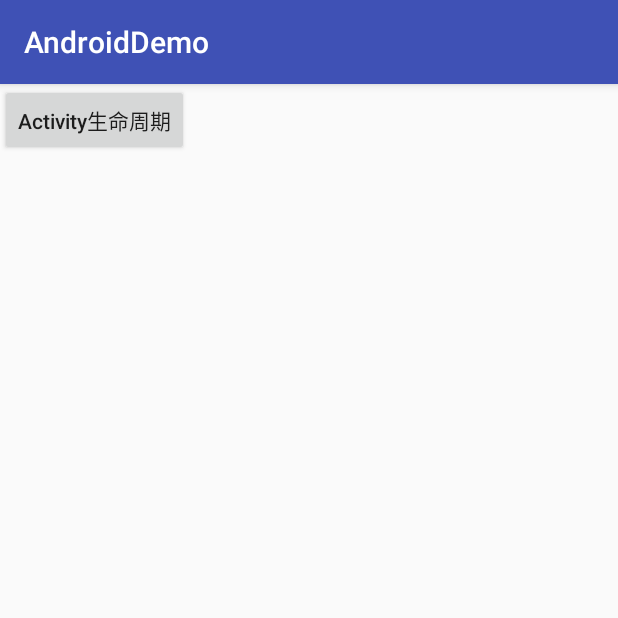
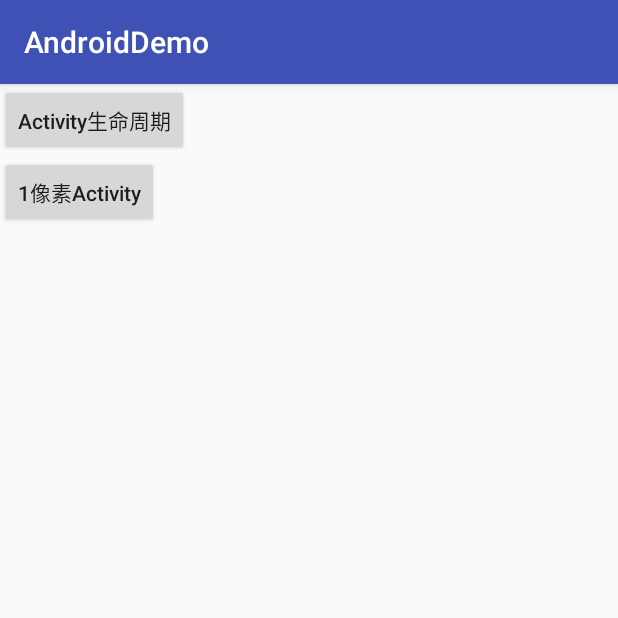
Before and after one commit to phanz/AndroidDemo, an Android app: the ComponentActivity screen opened directly, with no data from a screen before it, on a phone screen of 412 x 824 dp, the top half of it. Run offline under Robolectric (Android 15) with nearby library versions, the phone set to English and light mode, and no system bars; our stand-ins replace ButterKnife.

Commit message:
导入1像素Activity和前台进程用法

```diff
--- a/app/src/main/java/com/example/component/ComponentActivity.java
+++ b/app/src/main/java/com/example/component/ComponentActivity.java
@@ -1,11 +1,16 @@
 package com.example.component;
 
+import android.content.BroadcastReceiver;
+import android.content.Context;
 import android.content.Intent;
+import android.content.IntentFilter;
 import android.support.v7.app.AppCompatActivity;
 import android.os.Bundle;
+import android.util.Log;
 import android.view.View;
 
 import com.example.component.activity.LifeCycleActivity;
+import com.example.component.activity.OnePixelActivity;
 import com.example.demo.R;
 
 import butterknife.ButterKnife;
@@ -14,11 +19,16 @@ import butterknife.OnClick;
 public class ComponentActivity extends AppCompatActivity {
     public static final String TAG = "ComponentActivity";
 
+    private ScreenBroadcastReceiver mScreenReceiver;
+
     @Override
     protected void onCreate(Bundle savedInstanceState) {
         super.onCreate(savedInstanceState);
         setContentView(R.layout.activity_component);
         ButterKnife.bind(this);
+
+        mScreenReceiver = new ScreenBroadcastReceiver();
+        startScreenBroadcastReceiver();
     }
 
     @OnClick({R.id.activity_cycle_btn})
@@ -34,4 +44,48 @@ public class ComponentActivity extends AppCompatActivity {
                 break;
         }
     }
+
+    @Override
+    protected void onDestroy() {
+        stopScreenStateUpdate();
+        super.onDestroy();
+    }
+
+    /**
+     * 停止screen状态更新
+     */
+    public void stopScreenStateUpdate() {
+        this.unregisterReceiver(mScreenReceiver);
+    }
+
+    /**
+     * 启动screen状态广播接收器
+     */
+    private void startScreenBroadcastReceiver() {
+        IntentFilter filter = new IntentFilter();
+        filter.addAction(Intent.ACTION_SCREEN_ON);
+        filter.addAction(Intent.ACTION_SCREEN_OFF);
+        filter.addAction(Intent.ACTION_USER_PRESENT);
+        this.registerReceiver(mScreenReceiver, filter);
+    }
+
+    /**
+     * screen状态广播接收者
+     */
+    private class ScreenBroadcastReceiver extends BroadcastReceiver {
+        @Override
+        public void onReceive(Context context, Intent intent) {
+            if(Intent.ACTION_SCREEN_ON.equals(intent.getAction())){
+                Log.d(TAG,"SCREEN_ON");
+            }else if(Intent.ACTION_SCREEN_OFF.equals(intent.getAction())){
+                Log.d(TAG,"ACTION_SCREEN_OFF");
+                //OnePixelActivity.startOnePixelActivity(context);
+            }else if(Intent.ACTION_USER_PRESENT.equals(intent.getAction())){
+                Log.d(TAG,"ACTION_USER_PRESENT");
+                if(OnePixelActivity.getInstance() != null){
+                    //OnePixelActivity.getInstance().finish();
+                }
+            }
+        }
+    }
 }
--- a/app/src/main/res/layout/activity_component.xml
+++ b/app/src/main/res/layout/activity_component.xml
@@ -11,4 +11,11 @@
         android:textAllCaps="false"
         android:text="Activity生命周期"/>
 
+    <Button
+        android:id="@+id/one_pixel_activity_btn"
+        android:layout_width="wrap_content"
+        android:layout_height="wrap_content"
+        android:textAllCaps="false"
+        android:text="1像素Activity"/>
+
 </LinearLayout>
--- a/app/src/main/res/layout/activity_service.xml
+++ b/app/src/main/res/layout/activity_service.xml
@@ -22,4 +22,10 @@
         android:textAllCaps="false"
         android:text="Service生命周期"/>
 
+    <Button
+        android:id="@+id/service_foreground_btn"
+        android:layout_width="wrap_content"
+        android:layout_height="wrap_content"
+        android:textAllCaps="false"
+        android:text="前台Service" />
 </com.example.ui.widgets.custom.viewgroup.FlowLayout>
--- a/app/src/main/res/values/styles.xml
+++ b/app/src/main/res/values/styles.xml
@@ -23,4 +23,18 @@
 
     <style name="AppTheme.PopupOverlay" parent="ThemeOverlay.AppCompat.Light" />
 
+    <style name="OnePixelActivityStyle">
+        <item name="android:windowBackground">@null</item>
+        <item name="android:windowFrame">@null</item>
+        <item name="android:windowNoTitle">true</item>
+        <item name="android:windowIsFloating">true</item>
+        <item name="android:backgroundDimEnabled">true</item>
+        <item name="android:windowContentOverlay">@null</item>
+        <item name="android:windowIsTranslucent">true</item>
+        <item name="android:windowAnimationStyle">@null</item>
+        <item name="android:windowDisablePreview">true</item>
+        <item name="android:windowNoDisplay">false</item>
+
+    </style>
+
 </resources>
```
Also changed, not shown: app/src/main/AndroidManifest.xml (+16 -4 lines), app/src/main/java/com/example/component/ServiceActivity.java (+9 -1 lines), app/src/main/java/com/example/component/activity/OnePixelActivity.java (added, +69 -0 lines), app/src/main/java/com/example/component/service/ForegroundService.java (added, +78 -0 lines), app/src/main/res/layout/activity_one_pixel.xml (added, +13 -0 lines).
